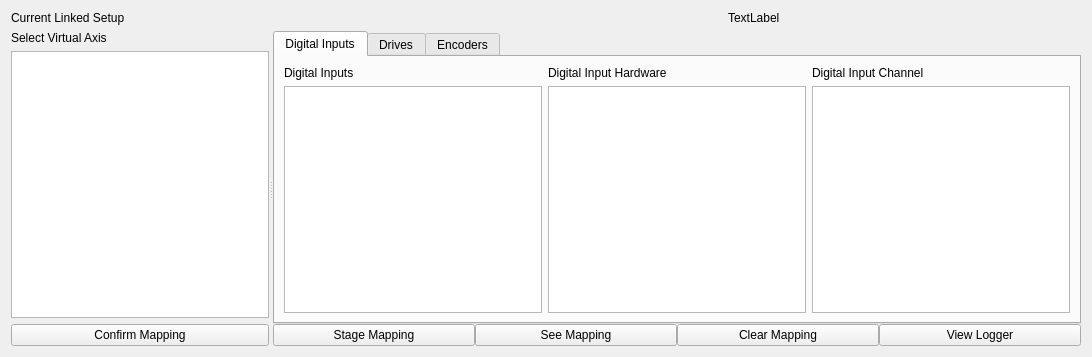
Old version of the form lcls_user_motor_gui/ui/linker_tab.ui in the repository ctslac/lcls-user-motor-gui.
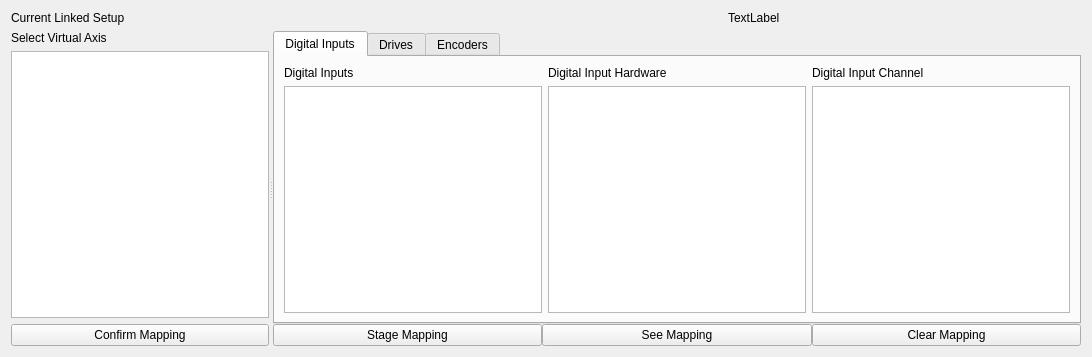
New version of the form. Custom widgets are drawn as their Qt base class.

Diff of the .ui file:
```diff
--- a/lcls_user_motor_gui/ui/linker_tab.ui
+++ b/lcls_user_motor_gui/ui/linker_tab.ui
@@ -113,13 +113,6 @@
              </property>
             </widget>
            </item>
-           <item>
-            <widget class="PyDMPushButton" name="view_logger_button">
-             <property name="text">
-              <string>View Logger</string>
-             </property>
-            </widget>
-           </item>
           </layout>
          </item>
          <item row="1" column="0">
@@ -219,11 +212,6 @@
    <extends>QLabel</extends>
    <header>pydm.widgets.label</header>
   </customwidget>
-  <customwidget>
-   <class>PyDMPushButton</class>
-   <extends>QPushButton</extends>
-   <header>pydm.widgets.pushbutton</header>
-  </customwidget>
  </customwidgets>
  <resources/>
  <connections/>
```
